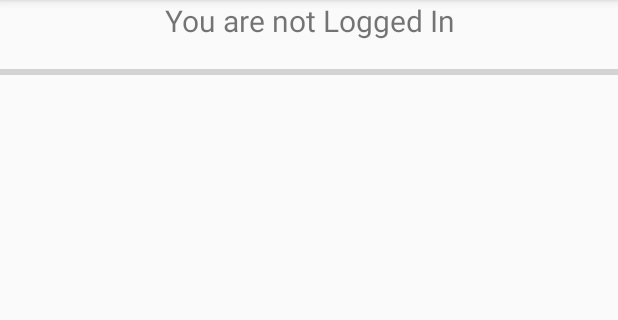
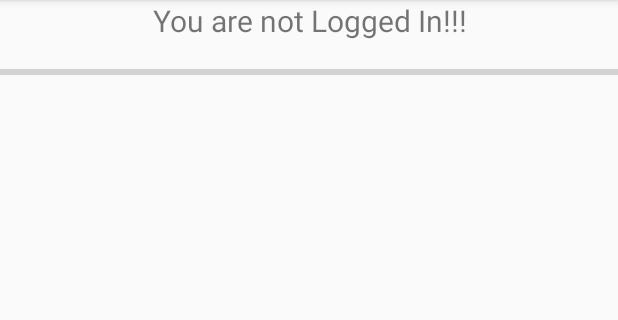
Before and after one commit to Cmashforth/ComSci4thYear, an Android app: the screen it shows after launch (MainActivity), on a phone screen of 412 x 824 dp, the part 84-404 px from its top. Run offline under Robolectric (Android 15) with nearby library versions, the phone set to English and light mode, and no system bars; our stand-ins replace Firebase (no records; nobody signed in at launch, a user with empty details on screens opened directly); libraries missing offline, so code that uses them is left out: com.firebase.ui; pictures from the network do not load.

Commit message:
Diss: Started CleanUp of some code. Moved String values into strings.xml and fixed some warnings presented in AS

```diff
--- a/Dissertation/EyeSpy/app/src/main/java/com/example/chris/eyespy/MainActivity.java
+++ b/Dissertation/EyeSpy/app/src/main/java/com/example/chris/eyespy/MainActivity.java
@@ -63,14 +63,17 @@ public class MainActivity extends AppCompatActivity implements View.OnClickListe
     private TextView logInMessage;
     private Button logInButton;
     private Button getImageButton;
-    private FirebaseAuth mAuth;
     private Button signOutButton;
+    private Button wifiButton;
+
     private String mCurrentPhotoPath;
+    private ProgressBar progressBar;
+
     private DatabaseReference db;
-    private Button wifiButton;
     private StorageReference myStor;
     private FirebaseStorage storInst;
-    private ProgressBar progressBar;
+    private FirebaseAuth mAuth;
+
     private FusedLocationProviderClient mLocationClient;
 
     @Override
@@ -78,14 +81,14 @@ public class MainActivity extends AppCompatActivity implements View.OnClickListe
         super.onCreate(savedInstanceState);
         setContentView(R.layout.activity_main);
 
-        camButton = (Button) findViewById(R.id.button_image);
-        logInMessage = (TextView) findViewById(R.id.LogInMessage);
-        logInButton = (Button) findViewById(R.id.LogInButton);
-        signOutButton = (Button) findViewById(R.id.SignOutButton);
-        wifiButton = (Button)findViewById(R.id.Wifi);
-        progressBar = (ProgressBar) findViewById(R.id.uploadProgress);
-        getImageButton =(Button) findViewById(R.id.getImage);
-        mImageView = (ImageView) findViewById(R.id.image);
+        camButton = findViewById(R.id.button_image);
+        logInMessage = findViewById(R.id.LogInMessage);
+        logInButton =  findViewById(R.id.LogInButton);
+        signOutButton = findViewById(R.id.SignOutButton);
+        wifiButton = findViewById(R.id.Wifi);
+        progressBar = findViewById(R.id.uploadProgress);
+        getImageButton = findViewById(R.id.getImage);
+        mImageView = findViewById(R.id.image);
 
         mAuth = FirebaseAuth.getInstance();
         db = FirebaseDatabase.getInstance().getReference();
@@ -112,7 +115,7 @@ public class MainActivity extends AppCompatActivity implements View.OnClickListe
                 takePicture();
             } catch(IOException ex){
                 Toast.makeText(MainActivity.this, "onClick Toast",Toast.LENGTH_SHORT).show();
-                return;
+
             }
         } else if(view == logInButton){
             changeLogIn();
@@ -128,12 +131,12 @@ public class MainActivity extends AppCompatActivity implements View.OnClickListe
 
     private void updateUI(FirebaseUser user){
         if(user != null){
-            logInMessage.setText("User is Logged In");
+            logInMessage.setText(R.string.SuccessfulLogInMessage);
             logInButton.setVisibility(View.INVISIBLE);
             signOutButton.setVisibility(View.VISIBLE);
         }
         else{
-            logInMessage.setText("You are not Logged In");
+            logInMessage.setText(R.string.LogInMessage);
             signOutButton.setVisibility(View.INVISIBLE);
             logInButton.setVisibility(View.VISIBLE);
         }
--- a/Dissertation/EyeSpy/app/src/main/res/layout/activity_main.xml
+++ b/Dissertation/EyeSpy/app/src/main/res/layout/activity_main.xml
@@ -5,14 +5,12 @@
     android:layout_height="match_parent"
     tools:context="com.example.chris.eyespy.MainActivity">
 
-
-
     <TextView
         android:layout_width="match_parent"
         android:layout_height="40dp"
-        android:text = "You are not logged In"
+        android:text = "@string/LogInMessage"
         android:textAlignment="center"
-        android:textSize="20dp"
+        android:textSize="20sp"
         android:id= "@+id/LogInMessage"/>
 
     <ProgressBar
@@ -30,7 +28,8 @@
         android:id="@+id/image"
         android:layout_above="@+id/LogInButton"
         android:layout_alignParentEnd="true"
-        android:layout_marginEnd="10dp"/>
+        android:layout_marginEnd="10dp"
+        android:contentDescription="@string/MainActivityImageViewContentDescription"/>
 
         <Button
             android:id="@+id/button_image"
@@ -38,7 +37,7 @@
             android:layout_width="wrap_content"
             android:layout_alignParentBottom ="true"
             android:layout_centerHorizontal="true"
-            android:text="Camera"
+            android:text="@string/CameraButtonText"
             android:onClick="onClick"/>
 
         <Button android:id="@+id/LogInButton"
@@ -46,7 +45,7 @@
                 android:layout_width= "wrap_content"
                 android:layout_centerHorizontal="true"
                 android:layout_above="@+id/button_image"
-                android:text= "Log In"
+                android:text= "@string/LogInButtonText"
                 android:onClick="onClick"/>
 
         <Button android:id="@+id/SignOutButton"
@@ -54,7 +53,7 @@
             android:layout_width= "wrap_content"
             android:layout_centerHorizontal="true"
             android:layout_above="@+id/button_image"
-            android:text= "SignOut"
+            android:text= "@string/SignOutButtonText"
             android:visibility="invisible"
             android:onClick="onClick"/>
 
@@ -64,7 +63,7 @@
             android:layout_width="wrap_content"
             android:layout_height="48dp"
             android:layout_alignParentBottom="true"
-            android:layout_alignParentRight="true"
+            android:layout_alignParentEnd="true"
             android:text="Wifi"
             android:onClick="onClick"/>
 
@@ -72,7 +71,7 @@
         android:id="@+id/getImage"
         android:layout_width="wrap_content"
         android:layout_height="48dp"
-        android:text="Get Image"
+        android:text="@string/GetImageButtonText"
         android:onClick="onClick"
         android:layout_above="@+id/Wifi"
         android:layout_alignParentEnd="true" />
--- a/Dissertation/EyeSpy/app/src/main/res/values/strings.xml
+++ b/Dissertation/EyeSpy/app/src/main/res/values/strings.xml
@@ -1,4 +1,18 @@
 <resources>
     <string name="app_name">EyeSpy</string>
-    <string name="title_activity_gpspage">GPSPage</string>
+    <string name="LogInMessage">You are not Logged In!!!</string>
+    <string name="MainActivityImageViewContentDescription"> </string>
+    <string name="CameraButtonText">Camera</string>
+    <string name="LogInButtonText">Log In</string>
+    <string name="SignOutButtonText">Sign Out</string>
+    <string name="GetImageButtonText">Get Image</string>
+    <string name="LogInPopupTitle">Log In/Sign Up</string>
+    <string name="EnterEmailHint">Enter Email</string>
+    <string name="EnterPasswordHint">Enter Password</string>
+    <string name="EnterUsernameHint">Enter Username</string>
+    <string name="SignUpButtonText">Sign Up</string>
+    <string name="CloseButtonText">Close</string>
+    <string name="SuccessfulLogInMessage">User is Logged In</string>
+
+
 </resources>
```
Also changed, not shown: Dissertation/EyeSpy/app/src/main/java/com/example/chris/eyespy/LogInActivity.java (+8 -6 lines), Dissertation/EyeSpy/app/src/main/res/layout/activity_popuplogin.xml (+14 -17 lines).
